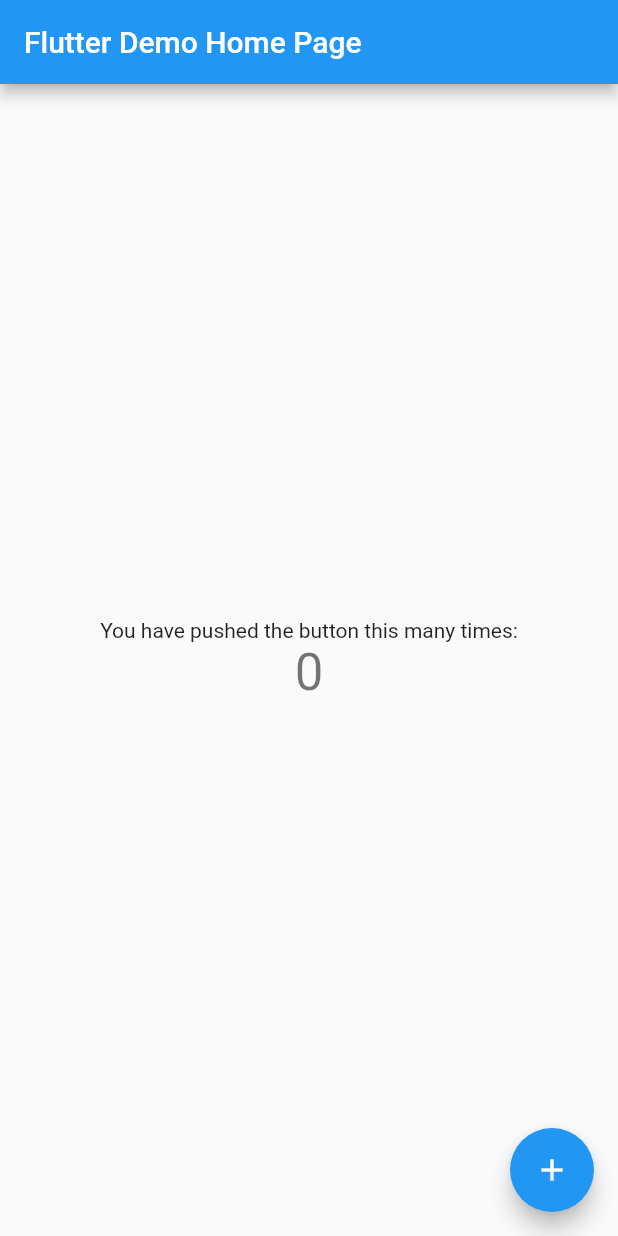
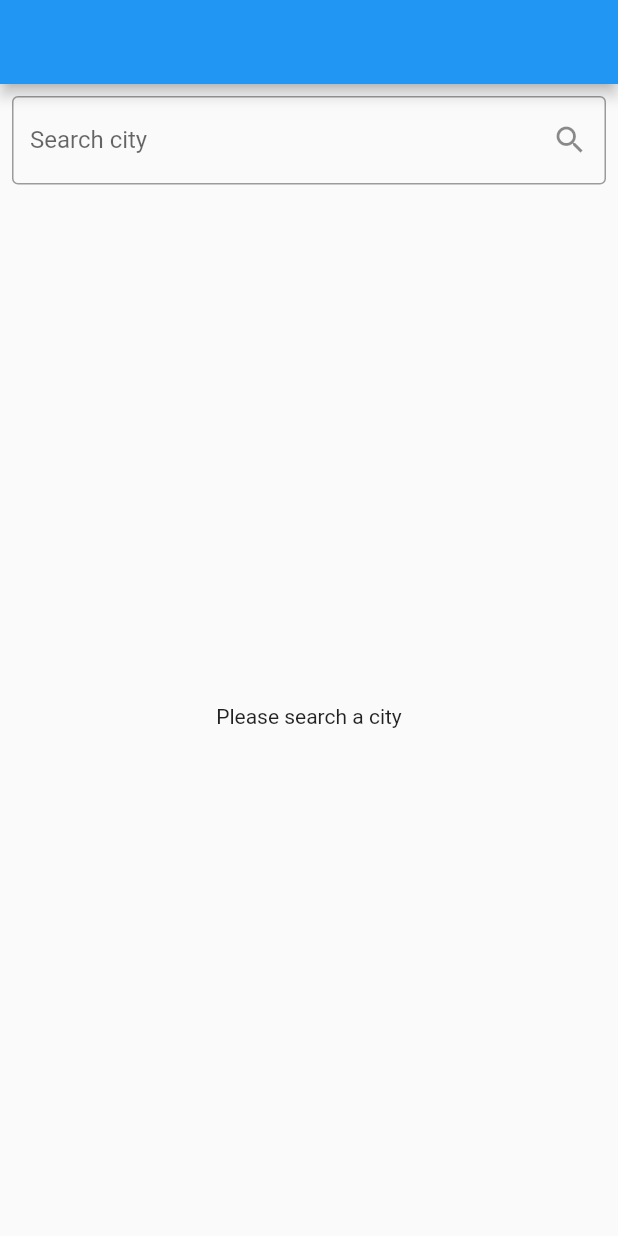
Before and after one commit to rubywai/riverpod_weather, a Flutter app: the screen it shows after launch, on a phone screen of 412 x 824 dp. Run offline on Flutter 3.47's test engine with Material 2 defaults, Android fonts, the phone set to English and light mode, and no system bars; our stand-ins replace cached_network_image, dio, flutter_riverpod, go_router, retrofit; generated files the repository leaves out were written again.

```diff
--- a/lib/common/const/api_const.dart
+++ b/lib/common/const/api_const.dart
@@ -1,4 +1,7 @@
 class ApiConst{
   static const citySearchBaseUrl = 'https://geocoding-api.open-meteo.com/v1/';
   static const citySearchEndpoint = 'search';
+
+  static const weatherBaseUrl = 'https://api.open-meteo.com/v1/';
+  static const forecastEndpoint = 'forecast';
 }
--- a/lib/features/search_city/data/service/city_search_service.dart
+++ b/lib/features/search_city/data/service/city_search_service.dart
@@ -1,4 +1,3 @@
-import 'package:flutter/cupertino.dart';
 import 'package:retrofit/http.dart';
 import 'package:riverpod_weather_lesson/common/const/api_const.dart';
 
--- /dev/null
+++ b/lib/features/search_city/ui/screen/city_search_screen.dart
@@ -0,0 +1,69 @@
+import 'package:flutter/material.dart';
+import 'package:flutter_riverpod/flutter_riverpod.dart';
+import 'package:riverpod_weather_lesson/features/search_city/providers/city_search_provider.dart';
+import 'package:riverpod_weather_lesson/features/search_city/providers/state/city_search_state.dart';
+import 'package:riverpod_weather_lesson/features/search_city/ui/widget/city_list_widget.dart';
+
+import '../../data/model/city_search_result.dart';
+
+class CitySearchScreen extends ConsumerStatefulWidget {
+  const CitySearchScreen({Key? key}) : super(key: key);
+
+  @override
+  ConsumerState<CitySearchScreen> createState() => _CitySearchScreenState();
+}
+
+class _CitySearchScreenState extends ConsumerState<CitySearchScreen> {
+  final TextEditingController _citySearchTextController =
+      TextEditingController();
+
+  @override
+  Widget build(BuildContext context) {
+    //real time
+    //read
+    final citySearchState = ref.watch(citySearchProvider);
+    final provider = ref.read(citySearchProvider.notifier);
+    return Scaffold(
+      appBar: AppBar(),
+      body: Column(
+        children: [
+          Padding(
+            padding: const EdgeInsets.all(8.0),
+            child: TextField(
+              controller: _citySearchTextController,
+              decoration:  InputDecoration(
+                  border: const OutlineInputBorder(), labelText: 'Search city',
+                suffixIcon: IconButton(onPressed: (){
+                   String city = _citySearchTextController.text.trim();
+                   if(city.isEmpty){
+                     ScaffoldMessenger.of(context)
+                         .showSnackBar(const SnackBar(content: Text('Please Enter completely')));
+                   }
+                   else{
+                     provider.searchCity(city);
+                   }
+                }, icon: const Icon(Icons.search))
+              ),
+
+            ),
+          ),
+          Expanded(child: _citySearchResultWidget(citySearchState))
+        ],
+      ),
+    );
+  }
+
+  Widget _citySearchResultWidget(CitySearchState citySearchState) {
+    return Center(
+      child: switch (citySearchState) {
+        CitySearchForm() => const Text('Please search a city'),
+        CitySearchLoading() => const CircularProgressIndicator(),
+        CitySearchSuccess(
+          citySearchResult: CitySearchResult citySearchResult
+        ) =>
+         CityList(citySearchResult: citySearchResult,),
+        CitySearchFailed(errorMessage: String error) =>  Text('Error $error')
+      },
+    );
+  }
+}
--- a/lib/main.dart
+++ b/lib/main.dart
@@ -1,115 +1,37 @@
 import 'package:flutter/material.dart';
+import 'package:flutter_riverpod/flutter_riverpod.dart';
+import 'package:go_router/go_router.dart';
+import 'package:riverpod_weather_lesson/features/current_weather/ui/screen/current_weather_screen.dart';
+import 'package:riverpod_weather_lesson/features/search_city/ui/screen/city_search_screen.dart';
 
 void main() {
-  runApp(const MyApp());
+  runApp(ProviderScope(child: MyApp()));
 }
 
 class MyApp extends StatelessWidget {
-  const MyApp({super.key});
+  MyApp({Key? key}) : super(key: key);
+  final _router = GoRouter(routes: [
+    GoRoute(
+        path: '/',
+        builder: (context, routeState) {
+          return const CitySearchScreen();
+        }),
+    GoRoute(
+        path: '/current',
+        builder: (context, routeState) {
+          final query = routeState.extra as Map;
+          return CurrentWeatherScreen(
+            latitude: query['lati']!,
+            longitude: query['longi']!,
+            city: query['city']!,
+          );
+        })
+  ]);
 
-  // This widget is the root of your application.
   @override
   Widget build(BuildContext context) {
-    return MaterialApp(
-      title: 'Flutter Demo',
-      theme: ThemeData(
-        // This is the theme of your application.
-        //
-        // Try running your application with "flutter run". You'll see the
-        // application has a blue toolbar. Then, without quitting the app, try
-        // changing the primarySwatch below to Colors.green and then invoke
-        // "hot reload" (press "r" in the console where you ran "flutter run",
-        // or simply save your changes to "hot reload" in a Flutter IDE).
-        // Notice that the counter didn't reset back to zero; the application
-        // is not restarted.
-        primarySwatch: Colors.blue,
-      ),
-      home: const MyHomePage(title: 'Flutter Demo Home Page'),
+    return MaterialApp.router(
+      routerConfig: _router,
     );
   }
 }
-
-class MyHomePage extends StatefulWidget {
-  const MyHomePage({super.key, required this.title});
-
-  // This widget is the home page of your application. It is stateful, meaning
-  // that it has a State object (defined below) that contains fields that affect
-  // how it looks.
-
-  // This class is the configuration for the state. It holds the values (in this
-  // case the title) provided by the parent (in this case the App widget) and
-  // used by the build method of the State. Fields in a Widget subclass are
-  // always marked "final".
-
-  final String title;
-
-  @override
-  State<MyHomePage> createState() => _MyHomePageState();
-}
-
-class _MyHomePageState extends State<MyHomePage> {
-  int _counter = 0;
-
-  void _incrementCounter() {
-    setState(() {
-      // This call to setState tells the Flutter framework that something has
-      // changed in this State, which causes it to rerun the build method below
-      // so that the display can reflect the updated values. If we changed
-      // _counter without calling setState(), then the build method would not be
-      // called again, and so nothing would appear to happen.
-      _counter++;
-    });
-  }
-
-  @override
-  Widget build(BuildContext context) {
-    // This method is rerun every time setState is called, for instance as done
-    // by the _incrementCounter method above.
-    //
-    // The Flutter framework has been optimized to make rerunning build methods
-    // fast, so that you can just rebuild anything that needs updating rather
-    // than having to individually change instances of widgets.
-    return Scaffold(
-      appBar: AppBar(
-        // Here we take the value from the MyHomePage object that was created by
-        // the App.build method, and use it to set our appbar title.
-        title: Text(widget.title),
-      ),
-      body: Center(
-        // Center is a layout widget. It takes a single child and positions it
-        // in the middle of the parent.
-        child: Column(
-          // Column is also a layout widget. It takes a list of children and
-          // arranges them vertically. By default, it sizes itself to fit its
-          // children horizontally, and tries to be as tall as its parent.
-          //
-          // Invoke "debug painting" (press "p" in the console, choose the
-          // "Toggle Debug Paint" action from the Flutter Inspector in Android
-          // Studio, or the "Toggle Debug Paint" command in Visual Studio Code)
-          // to see the wireframe for each widget.
-          //
-          // Column has various properties to control how it sizes itself and
-          // how it positions its children. Here we use mainAxisAlignment to
-          // center the children vertically; the main axis here is the vertical
-          // axis because Columns are vertical (the cross axis would be
-          // horizontal).
-          mainAxisAlignment: MainAxisAlignment.center,
-          children: <Widget>[
-            const Text(
-              'You have pushed the button this many times:',
-            ),
-            Text(
-              '$_counter',
-              style: Theme.of(context).textTheme.headlineMedium,
-            ),
-          ],
-        ),
-      ),
-      floatingActionButton: FloatingActionButton(
-        onPressed: _incrementCounter,
-        tooltip: 'Increment',
-        child: const Icon(Icons.add),
-      ), // This trailing comma makes auto-formatting nicer for build methods.
-    );
-  }
-}
--- a/pubspec.yaml
+++ b/pubspec.yaml
@@ -38,6 +38,7 @@
   flutter_riverpod: ^2.3.6
   retrofit: ^4.0.1
   go_router: ^9.0.3
+  cached_network_image: ^3.2.3
 
 dev_dependencies:
   flutter_test:
```
Also changed, not shown: lib/features/current_weather/data/model/current_weather_model.dart (added, +83 -0 lines), lib/features/current_weather/data/service/current_weather_service.dart (added, +18 -0 lines), lib/features/current_weather/provider/current_weather_provider.dart (added, +34 -0 lines), lib/features/current_weather/provider/current_weather_state/current_weather_state.dart (added, +14 -0 lines), lib/features/current_weather/ui/screen/current_weather_screen.dart (added, +61 -0 lines), lib/features/current_weather/ui/widget/current_weather_widget.dart (added, +135 -0 lines), lib/features/search_city/providers/city_search_provider.dart (+8 -6 lines), lib/features/search_city/ui/widget/city_list_widget.dart (added, +55 -0 lines), lib/features/search_city/ui/widget/flag_widget.dart (added, +23 -0 lines), lib/common/utils/weather_code.dart (added), lib/features/current_weather/data/service/current_weather_service.g.dart (added), pubspec.lock, 5 other files.
